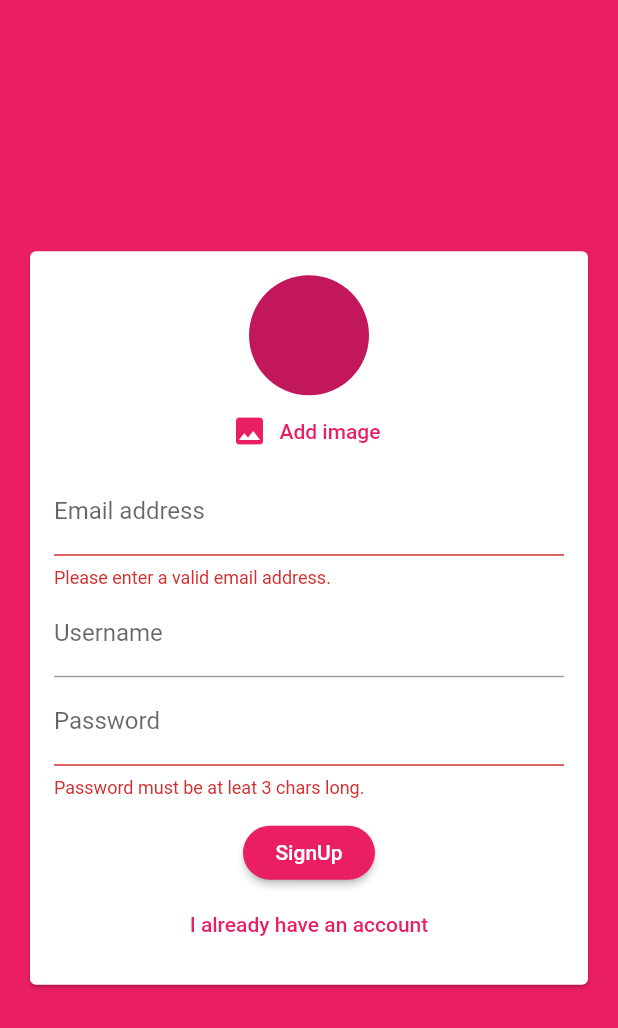
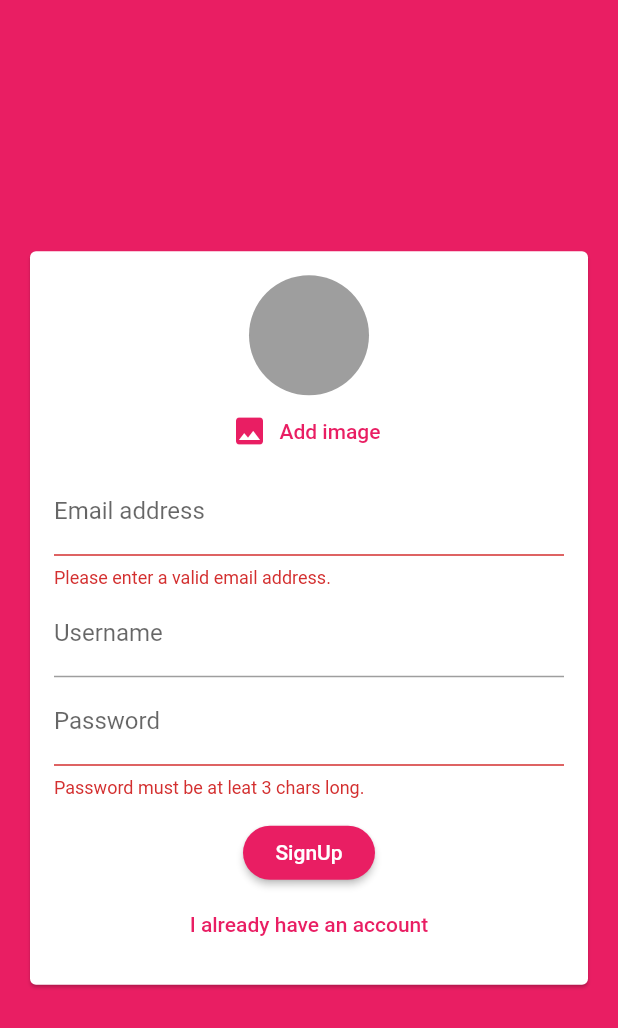
Before and after one commit to yell8er/chat, a Flutter app: the screen it shows after launch, after a tap on "Login", after a tap on "Create new account", after a tap on "Add image", on a phone screen of 412 x 824 dp. Shown: the top 1028 px of the screen. Run offline on Flutter 3.47's test engine with Material 2 defaults, Android fonts, the phone set to English and light mode, and no system bars; our stand-ins replace cloud_firestore, firebase_auth, firebase_storage, image_picker; accounts and stored records are empty.

Commit message:
upload users avatars

```diff
--- a/lib/screens/auth_screen.dart
+++ b/lib/screens/auth_screen.dart
@@ -1,9 +1,13 @@
+import 'dart:io';
+
 import 'package:flutter/services.dart';
 import 'package:cloud_firestore/cloud_firestore.dart';
 
 import '../widgets/auth/auth_form.dart';
 import 'package:flutter/material.dart';
 import 'package:firebase_auth/firebase_auth.dart';
+
+import 'package:firebase_storage/firebase_storage.dart';
 
 class AuthScreen extends StatefulWidget {
   @override
@@ -18,6 +22,7 @@
     String email,
     String username,
     String password,
+    File image,
     bool isLogin,
     BuildContext ctx,
   ) async {
@@ -36,6 +41,14 @@
           email: email,
           password: password,
         );
+
+        final ref = FirebaseStorage.instance
+            .ref()
+            .child('user_image')
+            .child(authResult.user.uid + '.jpg');
+
+        await ref.putFile(image).onComplete;
+
         await Firestore.instance
             .collection('users')
             .document(authResult.user.uid)
--- a/lib/widgets/auth/auth_form.dart
+++ b/lib/widgets/auth/auth_form.dart
@@ -1,3 +1,5 @@
+import 'dart:io';
+
 import 'package:fc6/widgets/pickers/user_image_picker.dart';
 import 'package:flutter/material.dart';
 
@@ -10,8 +12,9 @@
   final bool isLoading;
   final void Function(
     String email,
+    String password,
     String username,
-    String password,
+    File image,
     bool isLogin,
     BuildContext ctx,
   ) submitFn;
@@ -26,10 +29,25 @@
   var _userEmail = '';
   var _userName = '';
   var _userPassword = '';
+  File _userImageFile;
+
+  void _pickedImage(File image) {
+    _userImageFile = image;
+  }
 
   void _trySubmit() {
     final isValid = _formKey.currentState.validate();
     FocusScope.of(context).unfocus();
+
+    if (_userImageFile == null && !_isLogin) {
+      Scaffold.of(context).showSnackBar(
+        SnackBar(
+          content: Text('Please pick an image.'),
+          backgroundColor: Theme.of(context).errorColor,
+        ),
+      );
+      return;
+    }
 
     if (isValid) {
       _formKey.currentState.save();
@@ -37,6 +55,7 @@
         _userEmail.trim(),
         _userName.trim(),
         _userPassword.trim(),
+        _userImageFile,
         _isLogin,
         context,
       );
@@ -56,7 +75,7 @@
               child: Column(
                 mainAxisSize: MainAxisSize.min,
                 children: [
-                  UserImagePicker(),
+                  if (!_isLogin) UserImagePicker(_pickedImage),
                   TextFormField(
                     key: ValueKey('email'),
                     validator: (value) {
--- a/lib/widgets/pickers/user_image_picker.dart
+++ b/lib/widgets/pickers/user_image_picker.dart
@@ -4,6 +4,9 @@
 import 'package:image_picker/image_picker.dart';
 
 class UserImagePicker extends StatefulWidget {
+  UserImagePicker(this.imagePickFn);
+  final void Function(File pickedImage) imagePickFn;
+
   @override
   _UserImagePickerState createState() => _UserImagePickerState();
 }
@@ -17,6 +20,7 @@
     setState(() {
       _pickedImage = pickedImageFile;
     });
+    widget.imagePickFn(pickedImageFile);
   }
 
   @override
@@ -25,6 +29,7 @@
       children: [
         CircleAvatar(
           radius: 40,
+          backgroundColor: Colors.grey,
           backgroundImage:
               _pickedImage != null ? FileImage(_pickedImage) : null,
         ),
--- a/pubspec.yaml
+++ b/pubspec.yaml
@@ -31,6 +31,7 @@
   cloud_firestore: ^0.13.5
   firebase_auth: 0.16.1
   image_picker: ^0.6.5+3
+  firebase_storage: ^3.1.5
 
 
 dev_dependencies:
```
Also changed, not shown: pubspec.lock.
